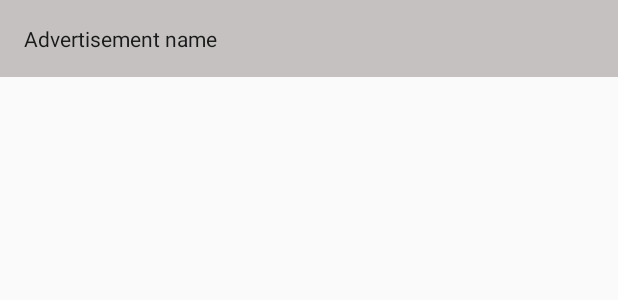
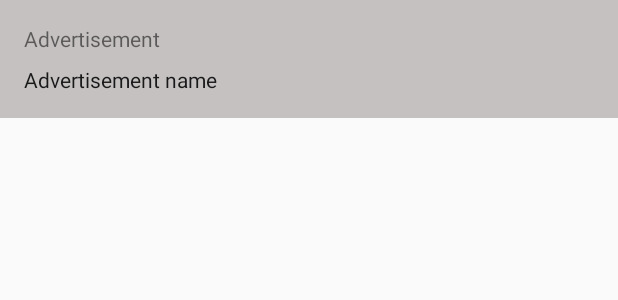
Before and after one commit to powerINcode/MviCurrencyTracker, an Android app: the layout item_advertisement.xml on its own in the app's theme, with its tools: preview values and no code run, on a phone screen of 412 x 824 dp. Shown: the top 300 px of the screen. Run offline under Robolectric (Android 15) with nearby library versions, the phone set to English and light mode, and no system bars.

Commit message:
add advertisements usecase

```diff
--- a/feature_rate_tracker_impl/src/main/java/com/example/feature_rate_tracker_impl/MainScreenContract.kt
+++ b/feature_rate_tracker_impl/src/main/java/com/example/feature_rate_tracker_impl/MainScreenContract.kt
@@ -1,6 +1,7 @@
 package com.example.feature_rate_tracker_impl
 
 import com.example.core.activity.recyclerview.RecyclerViewDelegate
+import com.example.feature_rate_tracker_api.data.models.Advertisement
 import com.example.feature_rate_tracker_api.data.models.Currency
 
 interface MainScreenContract {
@@ -8,6 +9,7 @@ interface MainScreenContract {
         val currency: Currency,
         val amount: Double,
         val currencies: List<Currency>,
+        val advertisements: List<Advertisement>,
         val error: Boolean,
         val loading: Boolean,
         val screenItems: List<RecyclerViewDelegate.Model>
@@ -21,6 +23,7 @@ interface MainScreenContract {
                     ),
                     amount = 1.0,
                     currencies = emptyList(),
+                    advertisements = emptyList(),
                     loading = false,
                     error = false,
                     screenItems = emptyList()
--- a/feature_rate_tracker_impl/src/main/java/com/example/feature_rate_tracker_impl/MainViewModel.kt
+++ b/feature_rate_tracker_impl/src/main/java/com/example/feature_rate_tracker_impl/MainViewModel.kt
@@ -34,6 +34,12 @@ class MainViewModel @Inject constructor(
             .map { it.amount }
             .doOnNext { rateTrackerStateReducer.updateAmount(it) }
             .subscribeTillClear()
+
+        observeAdvertisement()
+            .extractContent(dropCache = true)
+            .subscribeTillClear {
+                rateTrackerStateReducer.addAdvertisements(it)
+            }
 
 
         intentOf<RateTrackerIntent.CurrencySelected>()
--- a/feature_rate_tracker_impl/src/main/res/layout/item_advertisement.xml
+++ b/feature_rate_tracker_impl/src/main/res/layout/item_advertisement.xml
@@ -4,14 +4,20 @@
     android:layout_height="wrap_content"
     android:orientation="vertical"
     android:background="#C5C1C1"
+    android:padding="16dp"
     xmlns:tools="http://schemas.android.com/tools">
+
+    <TextView
+        android:layout_width="wrap_content"
+        android:layout_height="wrap_content"
+        android:text="@string/advertisements_title"/>
 
 
     <TextView
         android:id="@+id/advertisementNameTextView"
         android:layout_width="match_parent"
         android:layout_height="wrap_content"
-        android:padding="16dp"
+        android:layout_marginTop="8dp"
         android:textAppearance="@style/TextAppearance.AppCompat.Body1"
         tools:text="Advertisement name"/>
 
--- /dev/null
+++ b/feature_rate_tracker_impl/src/main/res/values/strings.xml
@@ -0,0 +1,4 @@
+<?xml version="1.0" encoding="utf-8"?>
+<resources>
+    <string name="advertisements_title">Advertisement</string>
+</resources>
```
Also changed, not shown: feature_rate_tracker_impl/src/main/java/com/example/feature_rate_tracker_impl/MainStateReducer.kt (+40 -6 lines), feature_rate_tracker_impl/src/main/java/com/example/feature_rate_tracker_impl/domain/ObserveAdvertisementUseCaseImpl.kt (+9 -4 lines).
